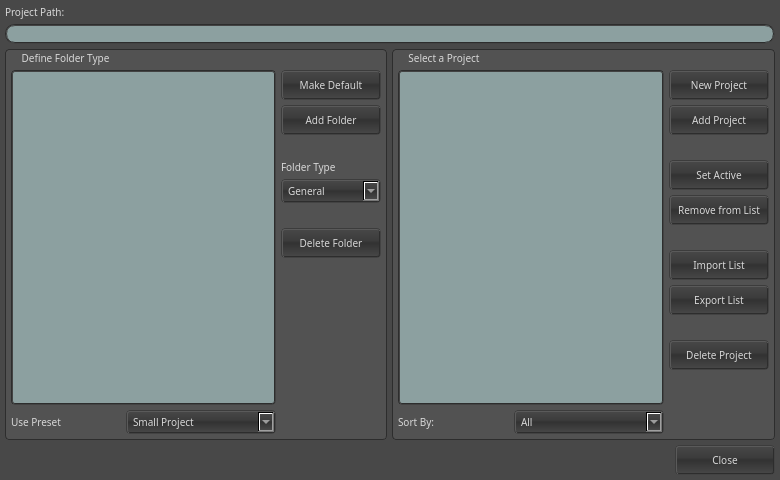
skhaz/neutron3d, file ui/ProjectManager.ui: the form before one commit.
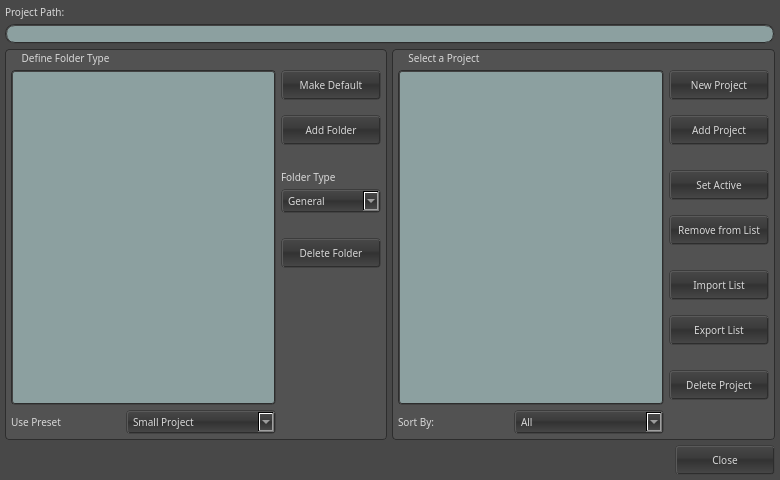
The form after the commit. Icons and pictures are not drawn.

```diff
--- a/ui/ProjectManager.ui
+++ b/ui/ProjectManager.ui
@@ -439,6 +439,12 @@
    </item>
    <item row="1" column="0" >
     <layout class="QHBoxLayout" name="horizontalLayout" >
+     <property name="spacing" >
+      <number>5</number>
+     </property>
+     <property name="leftMargin" >
+      <number>0</number>
+     </property>
      <item>
       <widget class="QGroupBox" name="grb_selectProject" >
        <property name="font" >
@@ -553,6 +559,22 @@
             </property>
            </widget>
           </item>
+          <item>
+           <spacer name="verticalSpacer_9" >
+            <property name="orientation" >
+             <enum>Qt::Vertical</enum>
+            </property>
+            <property name="sizeType" >
+             <enum>QSizePolicy::Fixed</enum>
+            </property>
+            <property name="sizeHint" stdset="0" >
+             <size>
+              <width>20</width>
+              <height>10</height>
+             </size>
+            </property>
+           </spacer>
+          </item>
           <item>
            <widget class="QPushButton" name="bt_addProject" >
             <property name="minimumSize" >
@@ -632,6 +654,22 @@
             </property>
            </widget>
           </item>
+          <item>
+           <spacer name="verticalSpacer_11" >
+            <property name="orientation" >
+             <enum>Qt::Vertical</enum>
+            </property>
+            <property name="sizeType" >
+             <enum>QSizePolicy::Fixed</enum>
+            </property>
+            <property name="sizeHint" stdset="0" >
+             <size>
+              <width>20</width>
+              <height>10</height>
+             </size>
+            </property>
+           </spacer>
+          </item>
           <item>
            <widget class="QPushButton" name="bt_removeFromList" >
             <property name="minimumSize" >
@@ -704,6 +742,22 @@
             </property>
            </widget>
           </item>
+          <item>
+           <spacer name="verticalSpacer_10" >
+            <property name="orientation" >
+             <enum>Qt::Vertical</enum>
+            </property>
+            <property name="sizeType" >
+             <enum>QSizePolicy::Fixed</enum>
+            </property>
+            <property name="sizeHint" stdset="0" >
+             <size>
+              <width>20</width>
+              <height>10</height>
+             </size>
+            </property>
+           </spacer>
+          </item>
           <item>
            <widget class="QPushButton" name="bt_exportList" >
             <property name="minimumSize" >
@@ -950,6 +1004,22 @@
             </property>
            </widget>
           </item>
+          <item>
+           <spacer name="verticalSpacer_8" >
+            <property name="orientation" >
+             <enum>Qt::Vertical</enum>
+            </property>
+            <property name="sizeType" >
+             <enum>QSizePolicy::Fixed</enum>
+            </property>
+            <property name="sizeHint" stdset="0" >
+             <size>
+              <width>20</width>
+              <height>10</height>
+             </size>
+            </property>
+           </spacer>
+          </item>
           <item>
            <widget class="QPushButton" name="bt_addFolder" >
             <property name="minimumSize" >
```
